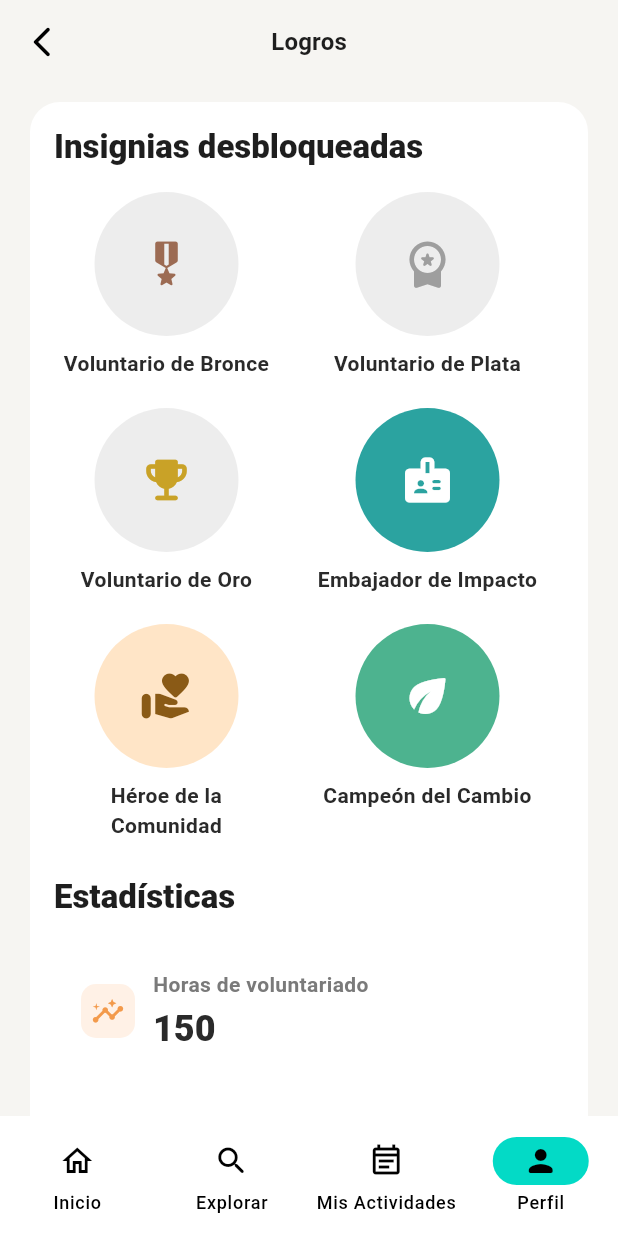
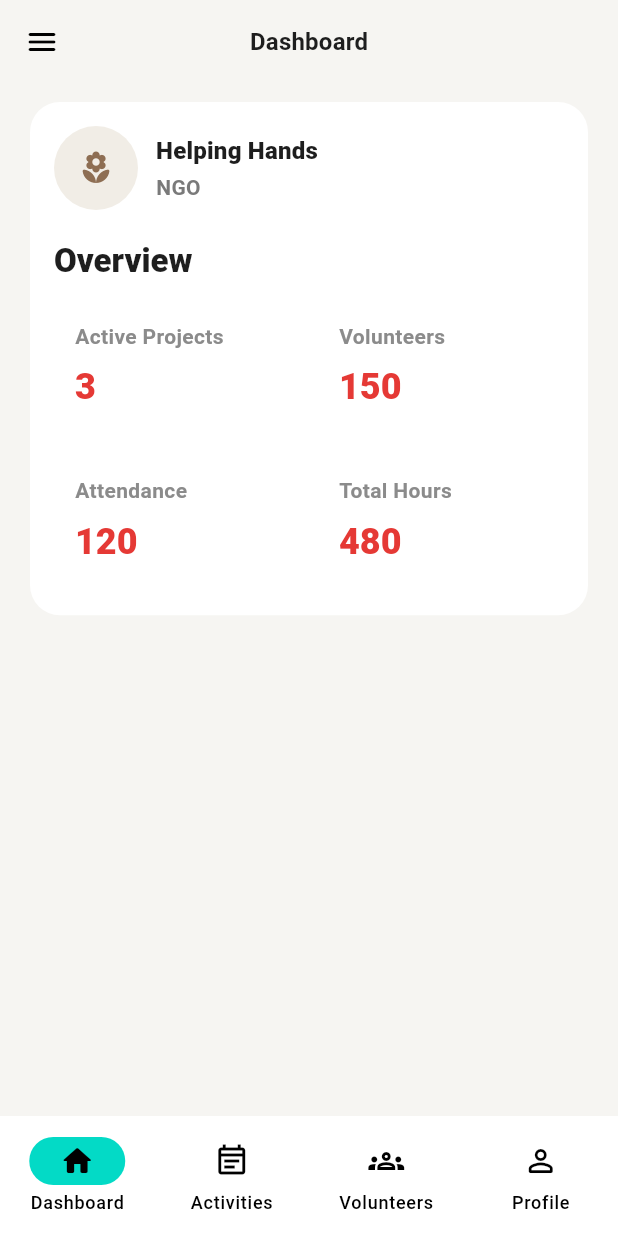
Before and after one commit to Michior/manosuni, a Flutter app: the screen it shows after launch, on a phone screen of 412 x 824 dp. Run offline on Flutter 3.47's test engine with Material 3 defaults, Android fonts, the phone set to English and light mode, and no system bars.

Commit message:
páginas de certificados y de dashboard para las ong

```diff
--- /dev/null
+++ b/lib/dashboard_ong.dart
@@ -0,0 +1,183 @@
+import 'package:flutter/material.dart';
+
+class DashboardOngScreen extends StatelessWidget {
+  const DashboardOngScreen({super.key});
+
+  // Paleta simple
+  static const Color bg = Color(0xFFF6F5F2);
+  static const Color panel = Colors.white;
+  static const Color titleColor = Color(0xFF1E1E1E);
+  static const Color subtle = Color(0xFF7A7A7A);
+  static const Color accentRed = Color(0xFFE53935);
+
+  @override
+  Widget build(BuildContext context) {
+    final text = Theme.of(context).textTheme;
+
+    return Scaffold(
+      backgroundColor: bg,
+      appBar: AppBar(
+        backgroundColor: bg,
+        elevation: 0,
+        leading: IconButton(
+          icon: const Icon(Icons.menu_rounded),
+          onPressed: () {},
+        ),
+        centerTitle: true,
+        title: Text(
+          'Dashboard',
+          style: text.titleMedium?.copyWith(
+            fontWeight: FontWeight.w700,
+            color: titleColor,
+          ),
+        ),
+      ),
+      body: ListView(
+        padding: const EdgeInsets.fromLTRB(16, 8, 16, 16),
+        children: [
+          Card(
+            color: panel,
+            elevation: 0,
+            shape: RoundedRectangleBorder(borderRadius: BorderRadius.circular(20)),
+            child: Padding(
+              padding: const EdgeInsets.fromLTRB(16, 16, 16, 16),
+              child: Column(
+                crossAxisAlignment: CrossAxisAlignment.start,
+                children: [
+                  Row(
+                    crossAxisAlignment: CrossAxisAlignment.center,
+                    children: [
+                      Container(
+                        width: 56,
+                        height: 56,
+                        decoration: BoxDecoration(
+                          color: const Color(0xFFF1EDE6),
+                          shape: BoxShape.circle,
+                        ),
+                        alignment: Alignment.center,
+                        child: const Icon(Icons.local_florist_rounded, color: Color(0xFF8E6E53)),
+                      ),
+                      const SizedBox(width: 12),
+                      Column(
+                        crossAxisAlignment: CrossAxisAlignment.start,
+                        children: [
+                          Text(
+                            'Helping Hands',
+                            style: text.titleMedium?.copyWith(
+                              fontWeight: FontWeight.w800,
+                              color: titleColor,
+                            ),
+                          ),
+                          const SizedBox(height: 2),
+                          Text(
+                            'NGO',
+                            style: text.bodyMedium?.copyWith(
+                              color: subtle,
+                              fontWeight: FontWeight.w600,
+                            ),
+                          ),
+                        ],
+                      ),
+                    ],
+                  ),
+
+                  const SizedBox(height: 20),
+
+                  Text(
+                    'Overview',
+                    style: text.titleLarge?.copyWith(
+                      fontWeight: FontWeight.w800,
+                      color: titleColor,
+                    ),
+                  ),
+                  const SizedBox(height: 12),
+
+                  GridView.count(
+                    crossAxisCount: 2,
+                    crossAxisSpacing: 12,
+                    mainAxisSpacing: 12,
+                    childAspectRatio: 1.8,
+                    physics: const NeverScrollableScrollPhysics(),
+                    shrinkWrap: true,
+                    children: const [
+                      _StatCard(label: 'Active Projects', value: '3'),
+                      _StatCard(label: 'Volunteers', value: '150'),
+                      _StatCard(label: 'Attendance', value: '120'),
+                      _StatCard(label: 'Total Hours', value: '480'),
+                    ],
+                  ),
+                ],
+              ),
+            ),
+          ),
+        ],
+      ),
+
+      bottomNavigationBar: NavigationBar(
+        selectedIndex: 0,
+        onDestinationSelected: (_) {},
+        destinations: const [
+          NavigationDestination(
+            icon: Icon(Icons.home_outlined),
+            selectedIcon: Icon(Icons.home_rounded),
+            label: 'Dashboard',
+          ),
+          NavigationDestination(
+            icon: Icon(Icons.event_note_outlined),
+            selectedIcon: Icon(Icons.event_note_rounded),
+            label: 'Activities',
+          ),
+          NavigationDestination(
+            icon: Icon(Icons.groups_outlined),
+            selectedIcon: Icon(Icons.groups_rounded),
+            label: 'Volunteers',
+          ),
+          NavigationDestination(
+            icon: Icon(Icons.person_outline_rounded),
+            selectedIcon: Icon(Icons.person_rounded),
+            label: 'Profile',
+          ),
+        ],
+      ),
+    );
+  }
+}
+
+class _StatCard extends StatelessWidget {
+  final String label;
+  final String value;
+  const _StatCard({required this.label, required this.value});
+
+  @override
+  Widget build(BuildContext context) {
+    final text = Theme.of(context).textTheme;
+
+    return Container(
+      decoration: BoxDecoration(
+        color: Colors.white,
+        borderRadius: BorderRadius.circular(14),
+      ),
+      padding: const EdgeInsets.symmetric(horizontal: 14, vertical: 14),
+      child: Column(
+        crossAxisAlignment: CrossAxisAlignment.start,
+        children: [
+          Text(
+            label,
+            style: text.bodyMedium?.copyWith(
+              color: const Color(0xFF8B8B8B),
+              fontWeight: FontWeight.w600,
+            ),
+          ),
+          const SizedBox(height: 8),
+          Text(
+            value,
+            style: text.headlineSmall?.copyWith(
+              color: DashboardOngScreen.accentRed,
+              fontWeight: FontWeight.w800,
+            ),
+          ),
+        ],
+      ),
+    );
+  }
+}
--- a/lib/main.dart
+++ b/lib/main.dart
@@ -10,6 +10,8 @@ import 'package:manosuni/theme/settings.dart';
 import 'package:manosuni/notificaciones_estudiantes.dart';
 import 'package:manosuni/calendario_personal.dart';
 import 'package:manosuni/logros.dart';
+import 'package:manosuni/certificados.dart';
+import 'package:manosuni/dashboard_ong.dart';
 import 'theme/app_theme.dart';
 
 void main() {
@@ -32,7 +34,7 @@ class MyApp extends StatelessWidget {
           theme: AppTheme.lightTheme,
           darkTheme: AppTheme.darkTheme,
           themeMode: currentMode,
-          initialRoute: '/logros', // pantalla inicial
+          initialRoute: '/dashboard-ong', // pantalla inicial
           routes: {
             '/': (context) => const OnboardingPage(),
             '/login': (context) => const Login(),
@@ -45,6 +47,8 @@ class MyApp extends StatelessWidget {
             '/notificaciones': (context) => const NotificationsStudentScreen(),
             '/calendario': (context) => const CalendarPersonalScreen(),
             '/logros': (context) => const LogrosScreen(),
+            '/certificados': (context) => const CertificadosScreen(),
+            '/dashboard-ong': (context) => const DashboardOngScreen(),
           },
         );
       },
```
Also changed, not shown: lib/certificados.dart (added, +171 -0 lines).
